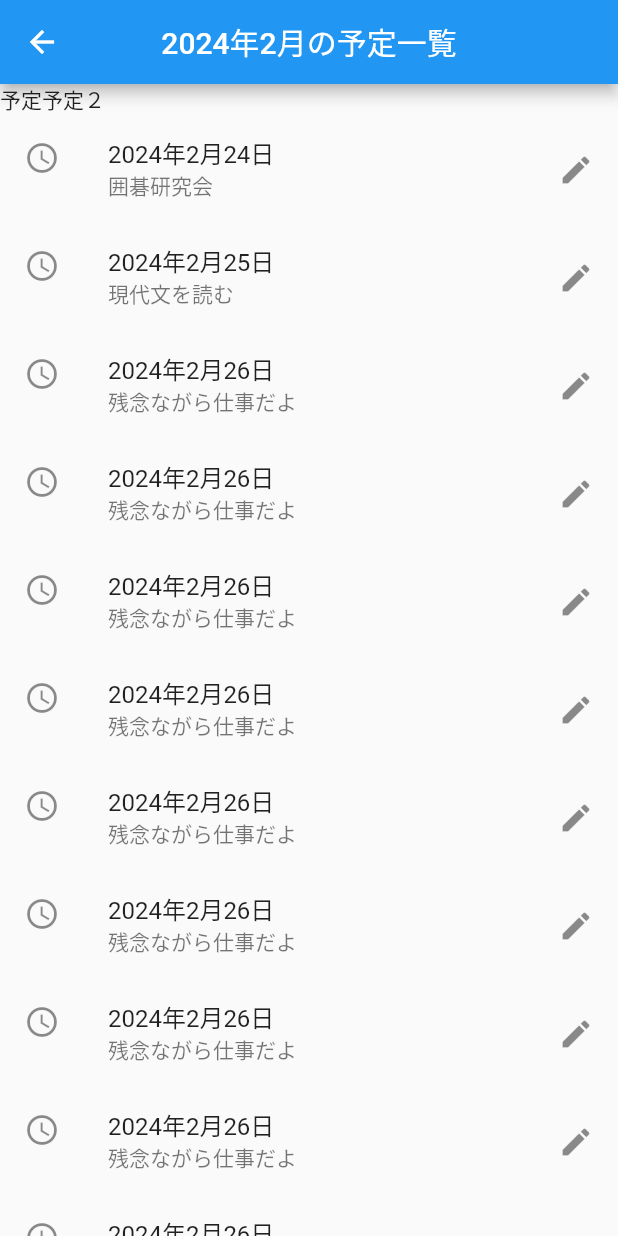
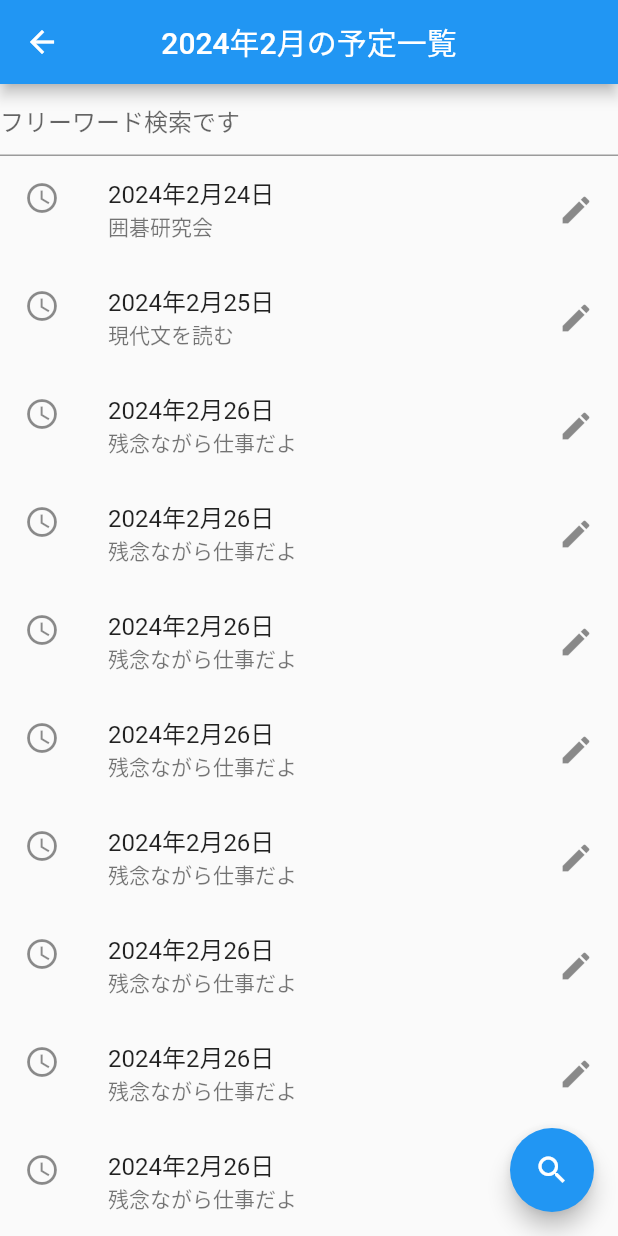
Before and after one commit to favopg/flutter_memo, a Flutter app: the ConfirmList screen opened directly, on a phone screen of 412 x 824 dp. Run offline on Flutter 3.47's test engine with Material 2 defaults, Android fonts, the phone set to English and light mode, and no system bars.

Commit message:
'#19対応'

```diff
--- a/app/lib/confirm_list.dart
+++ b/app/lib/confirm_list.dart
@@ -14,11 +14,10 @@ class ConfirmList extends StatelessWidget {
         ),
         body: Column(
           children: [
-            Row(
-              children: const [
-                Text("予定"),
-                Text("予定２")
-              ],
+            const TextField(
+              decoration: InputDecoration(
+                hintText: "フリーワード検索です"
+              ),
             ),
             Expanded(
               //width: double.infinity,
@@ -102,6 +101,11 @@ class ConfirmList extends StatelessWidget {
             ),
           ],
         ),
+      floatingActionButton: const FloatingActionButton(
+        onPressed: null,
+        tooltip: '指定月の予定一覧検索',
+        child: Icon(Icons.search),
+      ),
     );
   }
 }
```
